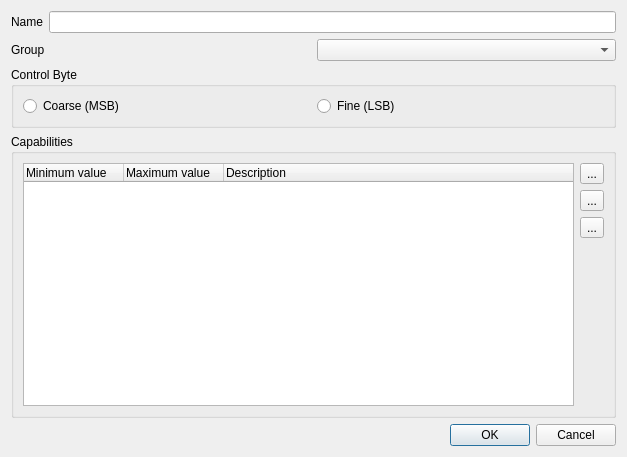
Before: the Qt Designer form fixtureeditor/editchannel.ui in Andersbakken/qlc, drawn with Qt 5.
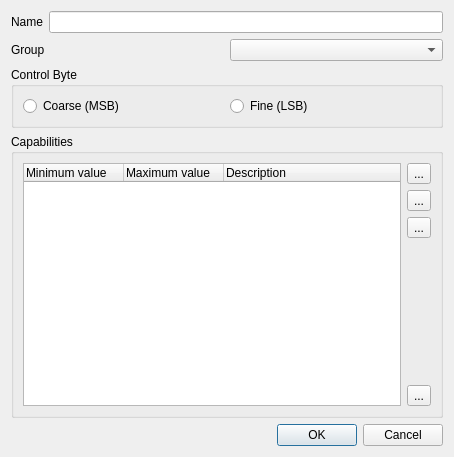
After: the same form once the commit is applied. Icons and pictures are not drawn.

Commit message: Implemented a channel capability wizard to ease up sequential capability filling (like multiple colors/gobos with equal ranges).

Patch:
```diff
--- a/fixtureeditor/editchannel.ui
+++ b/fixtureeditor/editchannel.ui
@@ -5,7 +5,7 @@
    <rect>
     <x>0</x>
     <y>0</y>
-    <width>627</width>
+    <width>454</width>
     <height>457</height>
    </rect>
   </property>
@@ -167,6 +167,26 @@
           </property>
          </spacer>
         </item>
+        <item>
+         <widget class="QToolButton" name="m_wizardButton" >
+          <property name="toolTip" >
+           <string>Capability wizard</string>
+          </property>
+          <property name="text" >
+           <string>...</string>
+          </property>
+          <property name="icon" >
+           <iconset resource="fixtureeditor.qrc" >
+            <normaloff>:/wizard.png</normaloff>:/wizard.png</iconset>
+          </property>
+          <property name="iconSize" >
+           <size>
+            <width>26</width>
+            <height>26</height>
+           </size>
+          </property>
+         </widget>
+        </item>
        </layout>
       </item>
      </layout>
```
The commit also changes 7 other files.
